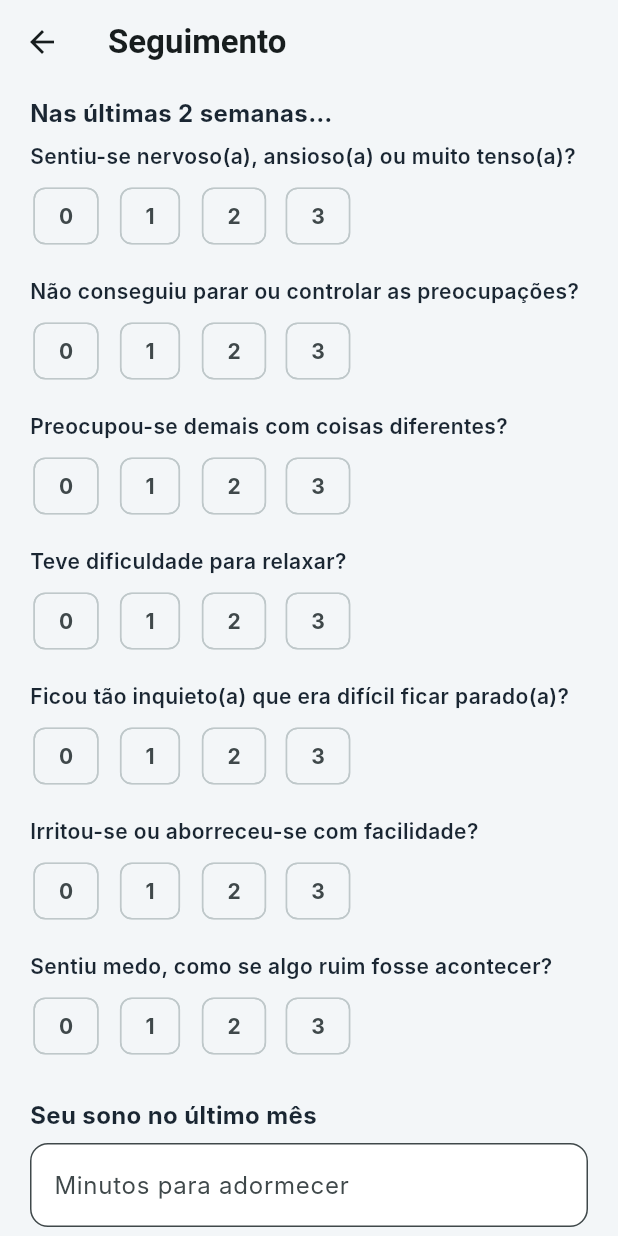
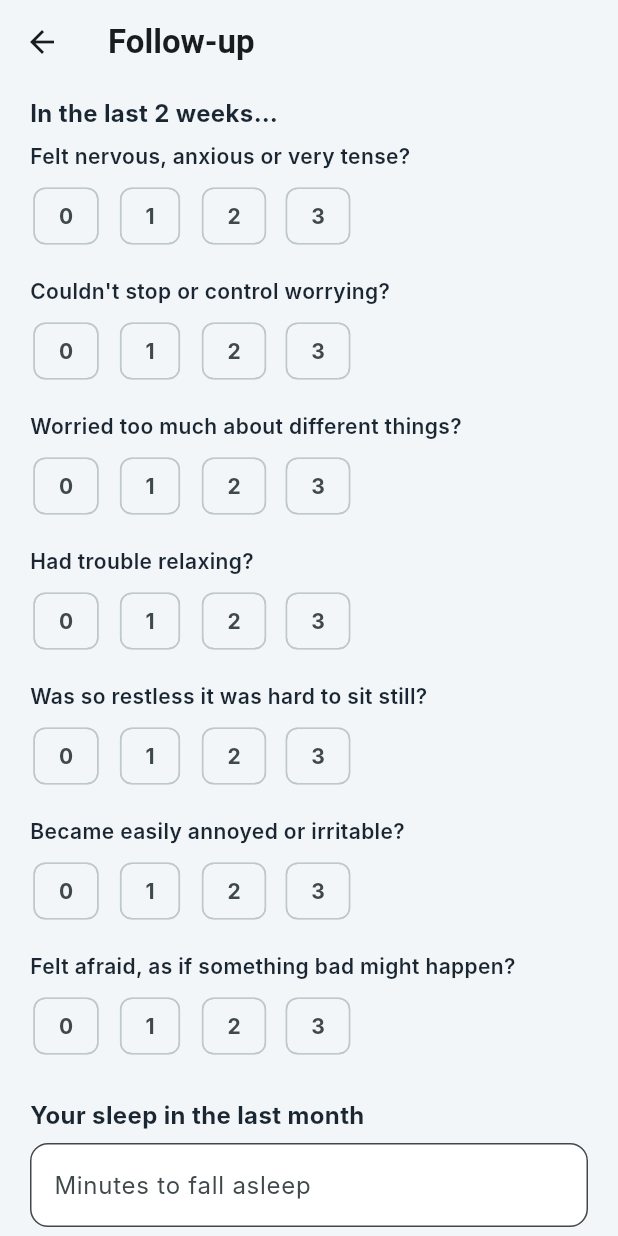
Before and after one commit to yh6k6hwbds-coder/sereno, a Flutter app: the HomeScreen screen opened directly, after a tap on "Follow-up", on a phone screen of 412 x 824 dp. Run offline on Flutter 3.47's test engine with Material 3 defaults, Android fonts, the phone set to English and light mode, and no system bars; our stand-ins replace flutter_secure_storage, just_audio; accounts and stored records are empty; Roboto replaces fonts that are missing (Fraunces, Inter).

Commit message:
feat(app): migra B2-B6 p/ i18n e fecha E5 (ADR-070)
Ultimo lote da migracao de i18n: linha de base, diario de sono, seguimento e
evento adverso + o componente compartilhado PsqiSection. Cliente agora totalmente
bilingue (pt-BR/en). Strings pt-BR identicas as originais -> screens_smoke_test
segue verde pelo fallback.

- app_localizations: chaves de B2-B6 (pt/en) + listas GAD-7 (7), SUS (10),
  disturbios PSQI (9) e mapa de prompts de escala PSQI (5), por locale;
  diaryToday(date) parametrizado. Reusa followup/reportProblem nos titulos.
- gad7Prompts/susPrompts saem dos consts de tela para AppLocalizations (getters);
  followup deixa de importar de baseline.
- baseline, sleep_diary, followup, adverse e psqi_section migrados.
- +4 widget tests en (titulos B2-B6, no topo — ListView e lazy).

E5 concluida: todas as telas do app sao bilingues; a11y (semantica + movimento
reduzido) na fundacao. ARB/intl e auditoria formal de contraste ficam como
opcionais fora do MVP.

Co-Authored-By: Claude Opus 4.8 <noreply@anthropic.com>

```diff
--- a/app/lib/features/followup/followup_screen.dart
+++ b/app/lib/features/followup/followup_screen.dart
@@ -1,27 +1,14 @@
 import 'package:flutter/material.dart';
 import '../../core/api_client.dart';
 import '../../core/theme.dart';
+import '../../l10n/app_localizations.dart';
 import '../../services/outcomes_repository.dart';
 import '../../shared/likert_group.dart';
 import '../../shared/psqi_section.dart';
-import '../baseline/baseline_screen.dart' show gad7Prompts;
 
 /// Seguimento (B5): GAD-7 + PSQI + SUS (usabilidade) + item de integridade do cegamento.
 /// O item de cegamento capta só o PALPITE, com rótulos codificados neutros (A/B/não sei) —
-/// a UI NUNCA sugere qual é o ativo/sham.
-const susPrompts = <String>[
-  'Gostaria de usar este app com frequência.',
-  'Achei o app desnecessariamente complexo.',
-  'Achei o app fácil de usar.',
-  'Precisaria de ajuda para conseguir usar o app.',
-  'As funções do app são bem integradas.',
-  'Há inconsistências demais no app.',
-  'A maioria aprenderia a usar o app rapidamente.',
-  'Achei o app trabalhoso de usar.',
-  'Senti-me confiante ao usar o app.',
-  'Precisei aprender muita coisa antes de usar.',
-];
-
+/// a UI NUNCA sugere qual é o ativo/sham. Enunciados localizados em AppLocalizations.
 class FollowupScreen extends StatefulWidget {
   final OutcomesRepository repo;
   const FollowupScreen({super.key, required this.repo});
@@ -49,12 +36,14 @@ class _FollowupScreenState extends State<FollowupScreen> {
           gad7: _gad7.cast<int>(), psqi: _psqi, sus: _sus.cast<int>(), blindingGuess: _guess!);
       if (!mounted) return;
       ScaffoldMessenger.of(context)
-          .showSnackBar(const SnackBar(content: Text('Seguimento registrado. Obrigado!')));
+          .showSnackBar(SnackBar(content: Text(AppLocalizations.of(context).followupThanks)));
       Navigator.of(context).pop();
     } on ApiException catch (e) {
-      _snack(e.status == 409 ? 'Seu seguimento já foi registrado.' : e.toString());
+      _snack(e.status == 409
+          ? AppLocalizations.of(context).followupAlready
+          : e.toString());
     } catch (_) {
-      _snack('Falha de conexão. Tente novamente.');
+      _snack(AppLocalizations.of(context).connectionError);
     } finally {
       if (mounted) setState(() => _loading = false);
     }
@@ -64,15 +53,18 @@ class _FollowupScreenState extends State<FollowupScreen> {
       ScaffoldMessenger.of(context).showSnackBar(SnackBar(content: Text(m)));
 
   @override
-  Widget build(BuildContext context) => Scaffold(
-        appBar: AppBar(title: const Text('Seguimento')),
+  Widget build(BuildContext context) {
+    final t = AppLocalizations.of(context);
+    final guessOptions = [('A', t.groupA), ('B', t.groupB), ('nao_sei', t.dontKnow)];
+    return Scaffold(
+      appBar: AppBar(title: Text(t.followup)),
       body: SafeArea(
         child: ListView(
           padding: const EdgeInsets.fromLTRB(20, 8, 20, 28),
           children: [
             LikertGroup(
-                title: 'Nas últimas 2 semanas…',
-                prompts: gad7Prompts,
+              title: t.gad7GroupTitle,
+              prompts: t.gad7Prompts,
               onChanged: (v, ok) => setState(() {
                 _gad7 = v;
                 _gad7ok = ok;
@@ -84,18 +76,17 @@ class _FollowupScreenState extends State<FollowupScreen> {
                 })),
             const SizedBox(height: 16),
             LikertGroup(
-                title: 'Sobre o app (1 discordo totalmente – 5 concordo totalmente)',
-                prompts: susPrompts, min: 1, max: 5,
+              title: t.susGroupTitle,
+              prompts: t.susPrompts, min: 1, max: 5,
               onChanged: (v, ok) => setState(() {
                 _sus = v;
                 _susok = ok;
               })),
             const SizedBox(height: 16),
-              const Text('O estudo tem dois grupos de áudio (A e B). Qual você acha que recebeu?',
-                  style: TextStyle(fontWeight: FontWeight.w600)),
+            Text(t.blindingQuestion, style: const TextStyle(fontWeight: FontWeight.w600)),
             const SizedBox(height: 6),
             Wrap(spacing: 8, children: [
-                for (final opt in const [('A', 'Grupo A'), ('B', 'Grupo B'), ('nao_sei', 'Não sei')])
+              for (final opt in guessOptions)
                 ChoiceChip(
                   label: Text(opt.$2),
                   selected: _guess == opt.$1,
@@ -109,10 +100,11 @@ class _FollowupScreenState extends State<FollowupScreen> {
               onPressed: (_complete && !_loading) ? _submit : null,
               child: _loading
                   ? const SizedBox(height: 22, width: 22, child: CircularProgressIndicator(strokeWidth: 2, color: Colors.white))
-                    : const Text('Enviar seguimento'),
+                  : Text(t.followupSubmit),
             ),
           ],
         ),
       ),
     );
   }
+}
--- a/app/lib/l10n/app_localizations.dart
+++ b/app/lib/l10n/app_localizations.dart
@@ -92,6 +92,49 @@ class AppLocalizations {
       'surveyWouldRepeat': 'Repetiria esta sessão?',
       'surveyThanks': 'Obrigado pelo retorno!',
       'surveyAlready': 'Você já respondeu esta sessão.',
+      // B2 linha de base
+      'baselineTitle': 'Como você tem estado',
+      'baselineIntro': 'Algumas perguntas sobre as últimas semanas. Não há respostas certas ou '
+          'erradas — responda com sinceridade.',
+      'gad7GroupTitle': 'Nas últimas 2 semanas…',
+      'baselineSubmit': 'Enviar respostas',
+      'baselineThanks': 'Respostas registradas. Obrigado!',
+      'baselineAlready': 'Sua linha de base já foi registrada.',
+      // B4 diário de sono
+      'diaryTitle': 'Diário de sono',
+      'diaryAwakenings': 'Quantas vezes acordou',
+      'diaryDuration': 'Horas dormidas',
+      'diaryQuality': 'Como avalia a qualidade do sono? (0 muito ruim – 4 muito boa)',
+      'diarySubmit': 'Registrar',
+      'diaryThanks': 'Diário registrado. Bom descanso!',
+      'diaryAlready': 'O diário de hoje já foi registrado.',
+      // B5 seguimento
+      'susGroupTitle': 'Sobre o app (1 discordo totalmente – 5 concordo totalmente)',
+      'blindingQuestion': 'O estudo tem dois grupos de áudio (A e B). Qual você acha que recebeu?',
+      'groupA': 'Grupo A',
+      'groupB': 'Grupo B',
+      'dontKnow': 'Não sei',
+      'followupSubmit': 'Enviar seguimento',
+      'followupThanks': 'Seguimento registrado. Obrigado!',
+      'followupAlready': 'Seu seguimento já foi registrado.',
+      // B6 evento adverso
+      'adverseIntro': 'Conte o que aconteceu. Seu bem-estar vem primeiro.',
+      'adverseWhat': 'O que aconteceu?',
+      'severity': 'Gravidade',
+      'sevMild': 'Leve',
+      'sevModerate': 'Moderado',
+      'sevSevere': 'Grave',
+      'adverseAction': 'O que você fez? (opcional)',
+      'adverseUrgent': 'Procure atendimento o quanto antes. Em emergência, ligue 192. '
+          'Se houver sofrimento emocional, o CVV atende no 188.',
+      'adverseSubmit': 'Enviar relato',
+      'adverseThanks': 'Relato registrado. Cuide-se.',
+      // PSQI (compartilhado B2/B5)
+      'minutesToFallAsleep': 'Minutos para adormecer',
+      'psqiHeader': 'Seu sono no último mês',
+      'psqiHoursSlept': 'Horas realmente dormidas',
+      'psqiHoursInBed': 'Horas na cama',
+      'psqiDisturbHeader': 'Com que frequência seu sono foi perturbado por…',
     },
     'en': {
       'connectionError': 'Connection failed. Please try again.',
@@ -150,6 +193,44 @@ class AppLocalizations {
       'surveyWouldRepeat': 'Would you repeat this session?',
       'surveyThanks': 'Thanks for your feedback!',
       'surveyAlready': 'You have already answered this session.',
+      'baselineTitle': 'How you have been',
+      'baselineIntro': 'A few questions about the last weeks. There are no right or wrong answers — '
+          'answer honestly.',
+      'gad7GroupTitle': 'In the last 2 weeks…',
+      'baselineSubmit': 'Submit answers',
+      'baselineThanks': 'Answers recorded. Thank you!',
+      'baselineAlready': 'Your baseline has already been recorded.',
+      'diaryTitle': 'Sleep diary',
+      'diaryAwakenings': 'How many times you woke up',
+      'diaryDuration': 'Hours slept',
+      'diaryQuality': 'How do you rate your sleep quality? (0 very poor – 4 very good)',
+      'diarySubmit': 'Record',
+      'diaryThanks': 'Diary recorded. Rest well!',
+      'diaryAlready': "Today's diary has already been recorded.",
+      'susGroupTitle': 'About the app (1 strongly disagree – 5 strongly agree)',
+      'blindingQuestion': 'The study has two audio groups (A and B). Which do you think you received?',
+      'groupA': 'Group A',
+      'groupB': 'Group B',
+      'dontKnow': "I don't know",
+      'followupSubmit': 'Submit follow-up',
+      'followupThanks': 'Follow-up recorded. Thank you!',
+      'followupAlready': 'Your follow-up has already been recorded.',
+      'adverseIntro': 'Tell us what happened. Your well-being comes first.',
+      'adverseWhat': 'What happened?',
+      'severity': 'Severity',
+      'sevMild': 'Mild',
+      'sevModerate': 'Moderate',
+      'sevSevere': 'Severe',
+      'adverseAction': 'What did you do? (optional)',
+      'adverseUrgent': 'Seek care as soon as possible. In an emergency, call 192. '
+          'If there is emotional distress, CVV is available at 188.',
+      'adverseSubmit': 'Submit report',
+      'adverseThanks': 'Report recorded. Take care.',
+      'minutesToFallAsleep': 'Minutes to fall asleep',
+      'psqiHeader': 'Your sleep in the last month',
+      'psqiHoursSlept': 'Hours actually slept',
+      'psqiHoursInBed': 'Hours in bed',
+      'psqiDisturbHeader': 'How often was your sleep disturbed by…',
     },
   };
 
@@ -168,6 +249,84 @@ class AppLocalizations {
       'Your data is handled confidentially and pseudonymized (LGPD).',
       'Participation is voluntary; you may leave at any time, without penalty.',
     ],
+  };
+
+  static const Map<String, List<String>> _gad7 = {
+    'pt': [
+      'Sentiu-se nervoso(a), ansioso(a) ou muito tenso(a)?',
+      'Não conseguiu parar ou controlar as preocupações?',
+      'Preocupou-se demais com coisas diferentes?',
+      'Teve dificuldade para relaxar?',
+      'Ficou tão inquieto(a) que era difícil ficar parado(a)?',
+      'Irritou-se ou aborreceu-se com facilidade?',
+      'Sentiu medo, como se algo ruim fosse acontecer?',
+    ],
+    'en': [
+      'Felt nervous, anxious or very tense?',
+      "Couldn't stop or control worrying?",
+      'Worried too much about different things?',
+      'Had trouble relaxing?',
+      'Was so restless it was hard to sit still?',
+      'Became easily annoyed or irritable?',
+      'Felt afraid, as if something bad might happen?',
+    ],
+  };
+
+  static const Map<String, List<String>> _sus = {
+    'pt': [
+      'Gostaria de usar este app com frequência.',
+      'Achei o app desnecessariamente complexo.',
+      'Achei o app fácil de usar.',
+      'Precisaria de ajuda para conseguir usar o app.',
+      'As funções do app são bem integradas.',
+      'Há inconsistências demais no app.',
+      'A maioria aprenderia a usar o app rapidamente.',
+      'Achei o app trabalhoso de usar.',
+      'Senti-me confiante ao usar o app.',
+      'Precisei aprender muita coisa antes de usar.',
+    ],
+    'en': [
+      'I would like to use this app frequently.',
+      'I found the app unnecessarily complex.',
+      'I found the app easy to use.',
+      'I would need help to be able to use the app.',
+      'The app functions are well integrated.',
+      'There is too much inconsistency in the app.',
+      'Most people would learn to use the app quickly.',
+      'I found the app cumbersome to use.',
+      'I felt confident using the app.',
+      'I needed to learn a lot before I could use it.',
+    ],
+  };
+
+  static const Map<String, List<String>> _psqiDisturb = {
+    'pt': [
+      'acordou no meio da noite/de manhã cedo', 'precisou ir ao banheiro',
+      'não conseguiu respirar bem', 'tossiu ou roncou alto', 'sentiu muito frio',
+      'sentiu muito calor', 'teve sonhos ruins', 'sentiu dores', 'outro motivo',
+    ],
+    'en': [
+      'woke in the middle of the night/early morning', 'needed to use the bathroom',
+      'could not breathe well', 'coughed or snored loudly', 'felt too cold',
+      'felt too hot', 'had bad dreams', 'felt pain', 'another reason',
+    ],
+  };
+
+  static const Map<String, Map<String, String>> _psqiScale = {
+    'pt': {
+      'subjective_quality': 'No último mês, como avalia sua qualidade de sono? (0 muito boa – 3 muito ruim)',
+      'cannot_sleep_30min_freq': 'Com que frequência levou mais de 30 min para adormecer?',
+      'medication_freq': 'Com que frequência usou medicação para dormir?',
+      'stay_awake_freq': 'Com que frequência teve dificuldade de ficar acordado durante o dia?',
+      'enthusiasm_problem': 'Quanta dificuldade teve para manter o ânimo nas atividades?',
+    },
+    'en': {
+      'subjective_quality': 'In the last month, how do you rate your sleep quality? (0 very good – 3 very poor)',
+      'cannot_sleep_30min_freq': 'How often did it take more than 30 min to fall asleep?',
+      'medication_freq': 'How often did you use sleep medication?',
+      'stay_awake_freq': 'How often did you have trouble staying awake during the day?',
+      'enthusiasm_problem': 'How much trouble did you have keeping up enthusiasm for activities?',
+    },
   };
 
   String _t(String key) =>
@@ -237,6 +396,55 @@ class AppLocalizations {
   String get surveyWouldRepeat => _t('surveyWouldRepeat');
   String get surveyThanks => _t('surveyThanks');
   String get surveyAlready => _t('surveyAlready');
+  // B2 linha de base
+  String get baselineTitle => _t('baselineTitle');
+  String get baselineIntro => _t('baselineIntro');
+  String get gad7GroupTitle => _t('gad7GroupTitle');
+  String get baselineSubmit => _t('baselineSubmit');
+  String get baselineThanks => _t('baselineThanks');
+  String get baselineAlready => _t('baselineAlready');
+  List<String> get gad7Prompts => _gad7[locale.languageCode] ?? _gad7['pt']!;
+  // B4 diário
+  String get diaryTitle => _t('diaryTitle');
+  String get diaryAwakenings => _t('diaryAwakenings');
+  String get diaryDuration => _t('diaryDuration');
+  String get diaryQuality => _t('diaryQuality');
+  String get diarySubmit => _t('diarySubmit');
+  String get diaryThanks => _t('diaryThanks');
+  String get diaryAlready => _t('diaryAlready');
+  String diaryToday(String date) =>
+      locale.languageCode == 'en' ? "Today's entry ($date)." : 'Registro de hoje ($date).';
+  // B5 seguimento
+  String get susGroupTitle => _t('susGroupTitle');
+  String get blindingQuestion => _t('blindingQuestion');
+  String get groupA => _t('groupA');
+  String get groupB => _t('groupB');
+  String get dontKnow => _t('dontKnow');
+  String get followupSubmit => _t('followupSubmit');
+  String get followupThanks => _t('followupThanks');
+  String get followupAlready => _t('followupAlready');
+  List<String> get susPrompts => _sus[locale.languageCode] ?? _sus['pt']!;
+  // B6 evento adverso
+  String get adverseIntro => _t('adverseIntro');
+  String get adverseWhat => _t('adverseWhat');
+  String get severity => _t('severity');
+  String get sevMild => _t('sevMild');
+  String get sevModerate => _t('sevModerate');
+  String get sevSevere => _t('sevSevere');
+  String get adverseAction => _t('adverseAction');
+  String get adverseUrgent => _t('adverseUrgent');
+  String get adverseSubmit => _t('adverseSubmit');
+  String get adverseThanks => _t('adverseThanks');
+  // PSQI
+  String get minutesToFallAsleep => _t('minutesToFallAsleep');
+  String get psqiHeader => _t('psqiHeader');
+  String get psqiHoursSlept => _t('psqiHoursSlept');
+  String get psqiHoursInBed => _t('psqiHoursInBed');
+  String get psqiDisturbHeader => _t('psqiDisturbHeader');
+  List<String> get psqiDisturbPrompts =>
+      _psqiDisturb[locale.languageCode] ?? _psqiDisturb['pt']!;
+  Map<String, String> get psqiScalePrompts =>
+      _psqiScale[locale.languageCode] ?? _psqiScale['pt']!;
 }
 
 class _AppLocalizationsDelegate extends LocalizationsDelegate<AppLocalizations> {
--- a/app/lib/shared/psqi_section.dart
+++ b/app/lib/shared/psqi_section.dart
@@ -1,4 +1,5 @@
 import 'package:flutter/material.dart';
+import '../l10n/app_localizations.dart';
 import 'likert_question.dart';
 
 /// Seção de sono (base do PSQI) — itens BRUTOS; o escore é calculado/versionado no
@@ -30,19 +31,6 @@ class _PsqiSectionState extends State<PsqiSection> {
   final _latency = TextEditingController();
   final _hoursSlept = TextEditingController();
   final _hoursInBed = TextEditingController();
-
-  static const _prompts = {
-    'subjective_quality': 'No último mês, como avalia sua qualidade de sono? (0 muito boa – 3 muito ruim)',
-    'cannot_sleep_30min_freq': 'Com que frequência levou mais de 30 min para adormecer?',
-    'medication_freq': 'Com que frequência usou medicação para dormir?',
-    'stay_awake_freq': 'Com que frequência teve dificuldade de ficar acordado durante o dia?',
-    'enthusiasm_problem': 'Quanta dificuldade teve para manter o ânimo nas atividades?',
-  };
-  static const _disturbPrompts = [
-    'acordou no meio da noite/de manhã cedo', 'precisou ir ao banheiro',
-    'não conseguiu respirar bem', 'tossiu ou roncou alto', 'sentiu muito frio',
-    'sentiu muito calor', 'teve sonhos ruins', 'sentiu dores', 'outro motivo',
-  ];
 
   @override
   void dispose() {
@@ -84,17 +72,20 @@ class _PsqiSectionState extends State<PsqiSection> {
       );
 
   @override
-  Widget build(BuildContext context) => Column(
+  Widget build(BuildContext context) {
+    final t = AppLocalizations.of(context);
+    final scalePrompts = t.psqiScalePrompts;
+    final disturbPrompts = t.psqiDisturbPrompts;
+    return Column(
       crossAxisAlignment: CrossAxisAlignment.start,
       children: [
-          const Text('Seu sono no último mês',
-              style: TextStyle(fontWeight: FontWeight.w700, fontSize: 16)),
-          _numField('Minutos para adormecer', _latency),
-          _numField('Horas realmente dormidas', _hoursSlept),
-          _numField('Horas na cama', _hoursInBed),
+        Text(t.psqiHeader, style: const TextStyle(fontWeight: FontWeight.w700, fontSize: 16)),
+        _numField(t.minutesToFallAsleep, _latency),
+        _numField(t.psqiHoursSlept, _hoursSlept),
+        _numField(t.psqiHoursInBed, _hoursInBed),
         for (final key in _scale.keys)
           LikertQuestion(
-              prompt: _prompts[key]!,
+            prompt: scalePrompts[key]!,
             value: _scale[key],
             onChanged: (v) => setState(() {
               _scale[key] = v;
@@ -102,11 +93,10 @@ class _PsqiSectionState extends State<PsqiSection> {
             }),
           ),
         const SizedBox(height: 8),
-          const Text('Com que frequência seu sono foi perturbado por…',
-              style: TextStyle(fontWeight: FontWeight.w600)),
+        Text(t.psqiDisturbHeader, style: const TextStyle(fontWeight: FontWeight.w600)),
         for (var i = 0; i < _disturb.length; i++)
           LikertQuestion(
-              prompt: _disturbPrompts[i],
+            prompt: disturbPrompts[i],
             value: _disturb[i],
             onChanged: (v) => setState(() {
               _disturb[i] = v;
@@ -116,3 +106,4 @@ class _PsqiSectionState extends State<PsqiSection> {
       ],
     );
   }
+}
```
Also changed, not shown: app/lib/features/adverse/adverse_event_screen.dart (+15 -14 lines), app/lib/features/baseline/baseline_screen.dart (+16 -24 lines), app/lib/features/diary/sleep_diary_screen.dart (+17 -11 lines), 2 other files. Lines whose indentation alone changed are shown as unchanged.
